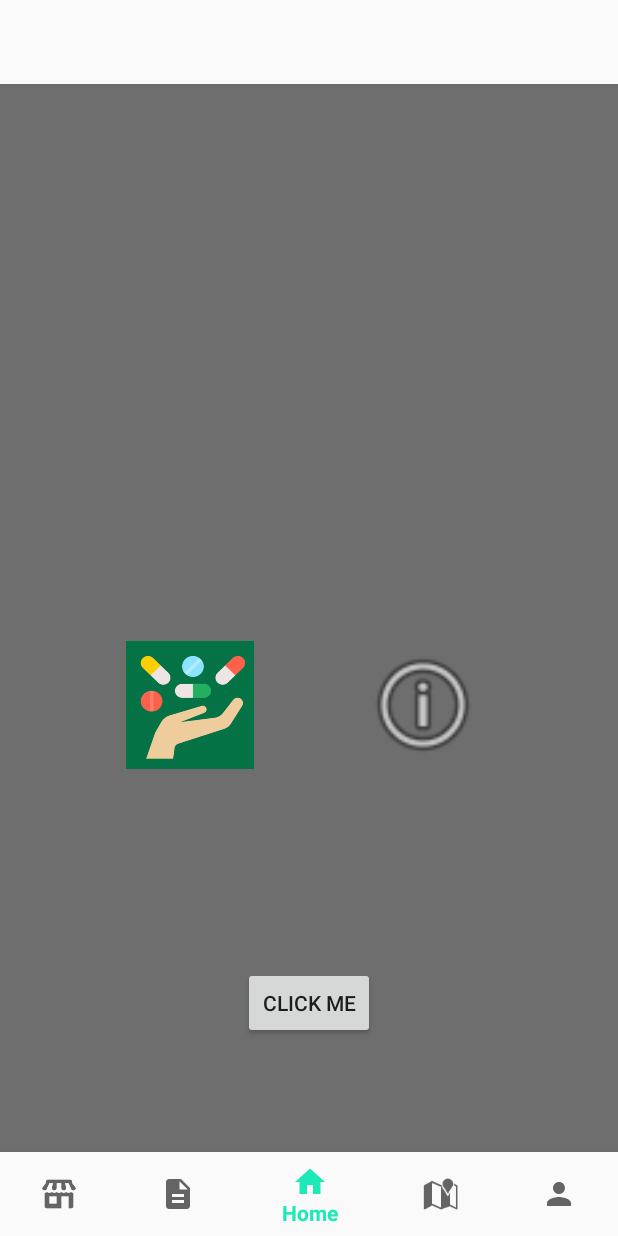
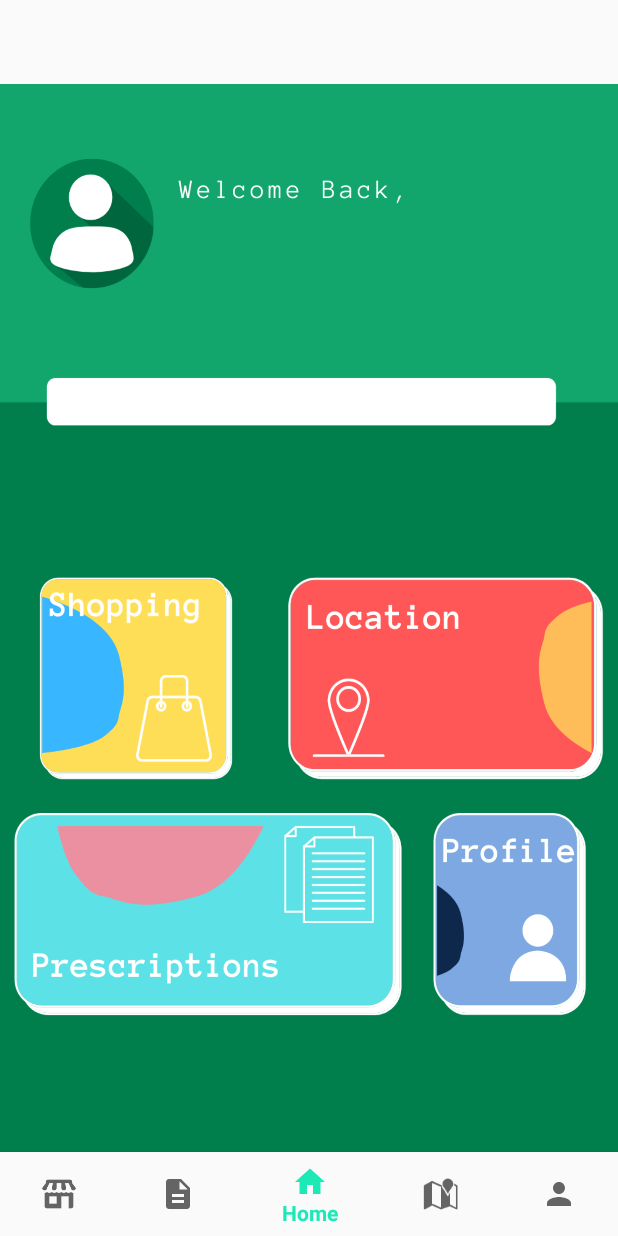
Before and after one commit to Pharma-collect/mobile-app-client, an Android app: the HomeFragment screen opened directly, with no data from a screen before it, on a phone screen of 412 x 824 dp. Run offline under Robolectric (Android 15) with nearby library versions, the phone set to English and light mode, and no system bars; our stand-ins replace data binding, navigation-ui; network calls fail; 1 statement that could not run was skipped.

Commit message:
Design Home en cours

```diff
--- a/app/src/main/java/projetbe/romelemma/ui/home/HomeFragment.kt
+++ b/app/src/main/java/projetbe/romelemma/ui/home/HomeFragment.kt
@@ -4,11 +4,13 @@ import android.os.Bundle
 import android.view.LayoutInflater
 import android.view.View
 import android.view.ViewGroup
+import android.widget.Button
 import android.widget.TextView
 import androidx.fragment.app.Fragment
 import androidx.fragment.app.viewModels
 import androidx.lifecycle.Observer
 import projetbe.romelemma.R
+import projetbe.romelemma.ui.shop.AccueilShopFragment
 
 class HomeFragment : Fragment(){
 
@@ -24,6 +26,16 @@ class HomeFragment : Fragment(){
         homeViewModel.welcomeText.observe(viewLifecycleOwner, Observer {
             textView.text = it
         })
+
+        val button_shop: Button = root.findViewById(R.id.btnShop)
+
+        button_shop.setOnClickListener {
+            //shop.visibility = View.INVISIBLE;
+            val fragment1: Fragment =
+                AccueilShopFragment();
+            val transaction = childFragmentManager.beginTransaction()
+            transaction.replace(R.id.fr_home, fragment1)
+            transaction.commit()        }
         return root
     }
 }
--- a/app/src/main/java/projetbe/romelemma/ui/home/HomeViewModel.kt
+++ b/app/src/main/java/projetbe/romelemma/ui/home/HomeViewModel.kt
@@ -26,7 +26,7 @@ class HomeViewModel(
     init {
         launch{
             user = fileService.getData(context)
-            _welcomeText.value = "Welcome Back ${user.name} ${user.lastname}"
+            _welcomeText.value = "${user.name} ${user.lastname}"
             Log.d("HomeVM", "Welcome Back ${user.username}")
         }
     }
--- a/app/src/main/res/layout/fragment_home.xml
+++ b/app/src/main/res/layout/fragment_home.xml
@@ -9,22 +9,11 @@
             type="projetbe.romelemma.ui.home.HomeViewModel" />
     </data>
 
-    <androidx.constraintlayout.widget.ConstraintLayout
+    <RelativeLayout
         android:layout_width="match_parent"
         android:layout_height="match_parent"
-        android:background="@color/background">
-
-        <ImageView
-            android:id="@+id/imageView"
-            android:layout_width="85dp"
-            android:layout_height="85dp"
-            android:src="@drawable/my_pharma"
-            app:layout_constraintBottom_toBottomOf="parent"
-            app:layout_constraintEnd_toEndOf="parent"
-            app:layout_constraintHorizontal_bias="0.257"
-            app:layout_constraintStart_toStartOf="parent"
-            app:layout_constraintTop_toTopOf="parent"
-            app:layout_constraintVertical_bias="0.544" />
+        android:id="@+id/fr_home"
+        android:background="@drawable/bg_home">
 
         <TextView
             android:id="@+id/tvWelcomeBack"
@@ -33,38 +22,19 @@
             android:text="@{homeviewmodel.welcomeText}"
             android:textAlignment="center"
             android:textColor="#FFFFFF"
-            android:textStyle="bold"
-            app:layout_constraintBottom_toBottomOf="parent"
-            app:layout_constraintEnd_toEndOf="parent"
-            app:layout_constraintHorizontal_bias="0.498"
-            app:layout_constraintStart_toStartOf="parent"
-            app:layout_constraintTop_toTopOf="parent"
-            app:layout_constraintVertical_bias="0.265" />
+            android:layout_marginTop="90dp"
+            android:layout_marginStart="120dp"
+            />
 
         <Button
-            android:id="@+id/btTest"
-            android:layout_width="wrap_content"
-            android:layout_height="wrap_content"
-            android:onClick="@{() -> homeviewmodel.onButtonClicked()}"
-            android:text="click me"
-            app:layout_constraintBottom_toBottomOf="parent"
-            app:layout_constraintEnd_toEndOf="parent"
-            app:layout_constraintHorizontal_bias="0.501"
-            app:layout_constraintStart_toStartOf="parent"
-            app:layout_constraintTop_toTopOf="parent"
-            app:layout_constraintVertical_bias="0.818" />
+            android:id="@+id/btnShop"
+            android:layout_width="102dp"
+            android:layout_height="120dp"
+            android:layout_alignParentEnd="true"
+            android:layout_alignParentBottom="true"
+            android:layout_marginEnd="20dp"
+            android:layout_marginBottom="150dp"
+            android:background="@android:color/transparent" />
 
-        <ImageView
-            android:id="@+id/imageView2"
-            android:layout_width="85dp"
-            android:layout_height="85dp"
-            app:layout_constraintBottom_toBottomOf="parent"
-            app:layout_constraintEnd_toEndOf="parent"
-            app:layout_constraintHorizontal_bias="0.733"
-            app:layout_constraintStart_toStartOf="parent"
-            app:layout_constraintTop_toTopOf="parent"
-            app:layout_constraintVertical_bias="0.544"
-            app:srcCompat="@android:drawable/ic_menu_info_details" />
-
-    </androidx.constraintlayout.widget.ConstraintLayout>
+    </RelativeLayout>
 </layout>
```
Also changed, not shown: app/src/main/res/drawable/bg_home.png (added).
